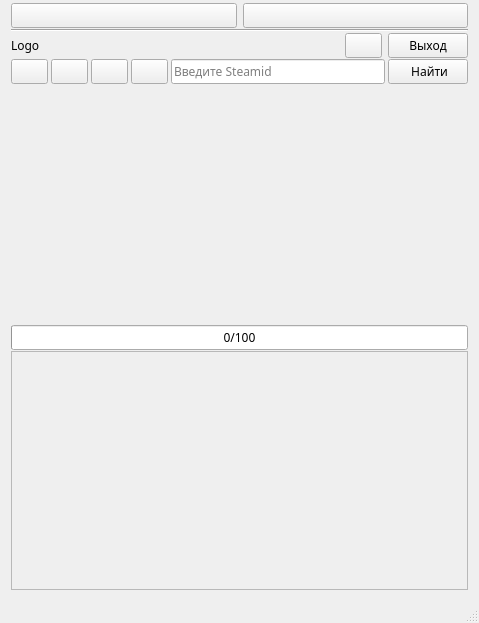
First picture: the form in AraSteamManager/mainwindow.ui, repository Arankir/AraSteamManager, before the edit.
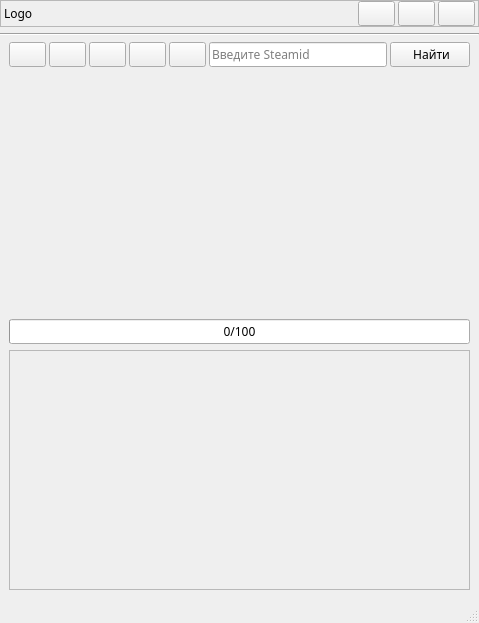
Second picture: the form after the edit.

Patch:
```diff
--- a/AraSteamManager/mainwindow.ui
+++ b/AraSteamManager/mainwindow.ui
@@ -19,40 +19,43 @@
    <string>SteamAchievementsStatistic</string>
   </property>
   <widget class="QWidget" name="centralWidget">
-   <layout class="QVBoxLayout" name="verticalLayout">
-    <property name="spacing">
-     <number>1</number>
+   <layout class="QVBoxLayout" name="verticalLayout_2">
+    <property name="leftMargin">
+     <number>0</number>
     </property>
     <property name="topMargin">
-     <number>3</number>
+     <number>0</number>
+    </property>
+    <property name="rightMargin">
+     <number>0</number>
     </property>
     <item>
+     <widget class="QFrame" name="FrameTitleWindow">
+      <property name="accessibleName">
+       <string notr="true">TitleWindow</string>
+      </property>
+      <property name="frameShape">
+       <enum>QFrame::StyledPanel</enum>
+      </property>
+      <property name="frameShadow">
+       <enum>QFrame::Raised</enum>
+      </property>
      <layout class="QHBoxLayout" name="horizontalLayout">
-      <item>
-       <widget class="QPushButton" name="ButtonMinimize">
-        <property name="text">
-         <string notr="true"/>
-        </property>
-       </widget>
-      </item>
-      <item>
-       <widget class="QPushButton" name="ButtonMaximize">
-        <property name="text">
-         <string notr="true"/>
-        </property>
-       </widget>
-      </item>
-     </layout>
-    </item>
-    <item>
-     <widget class="Line" name="line">
-      <property name="orientation">
-       <enum>Qt::Horizontal</enum>
-      </property>
-     </widget>
-    </item>
-    <item>
-     <layout class="QHBoxLayout" name="horizontalLayout_3">
+       <property name="spacing">
+        <number>3</number>
+       </property>
+       <property name="leftMargin">
+        <number>3</number>
+       </property>
+       <property name="topMargin">
+        <number>0</number>
+       </property>
+       <property name="rightMargin">
+        <number>3</number>
+       </property>
+       <property name="bottomMargin">
+        <number>0</number>
+       </property>
       <item>
        <widget class="QLabel" name="LabelLogo">
         <property name="text">
@@ -61,37 +64,57 @@
        </widget>
       </item>
       <item>
-       <spacer name="horizontalSpacer_2">
+        <spacer name="horizontalSpacer">
         <property name="orientation">
          <enum>Qt::Horizontal</enum>
         </property>
         <property name="sizeHint" stdset="0">
          <size>
-          <width>40</width>
+           <width>337</width>
           <height>20</height>
          </size>
         </property>
        </spacer>
       </item>
       <item>
-       <widget class="QPushButton" name="ButtonSettings">
+        <widget class="QPushButton" name="ButtonMinimize">
         <property name="text">
-         <string/>
+          <string notr="true"/>
+         </property>
+        </widget>
+       </item>
+       <item>
+        <widget class="QPushButton" name="ButtonMaximize">
+         <property name="text">
+          <string notr="true"/>
         </property>
        </widget>
       </item>
       <item>
        <widget class="QPushButton" name="ButtonExit">
         <property name="text">
-         <string>Выход</string>
+          <string/>
         </property>
        </widget>
       </item>
      </layout>
+     </widget>
     </item>
     <item>
-     <layout class="QHBoxLayout" name="horizontalLayout_9"/>
+     <widget class="Line" name="line">
+      <property name="orientation">
+       <enum>Qt::Horizontal</enum>
+      </property>
+     </widget>
     </item>
+    <item>
+     <layout class="QVBoxLayout" name="verticalLayout">
+      <property name="leftMargin">
+       <number>9</number>
+      </property>
+      <property name="rightMargin">
+       <number>9</number>
+      </property>
     <item>
      <layout class="QHBoxLayout" name="horizontalLayout_4">
       <property name="spacing">
@@ -125,6 +148,13 @@
         </property>
        </widget>
       </item>
+        <item>
+         <widget class="QPushButton" name="ButtonSettings">
+          <property name="text">
+           <string/>
+          </property>
+         </widget>
+        </item>
       <item>
        <widget class="QLineEdit" name="LineEditIdProfile">
         <property name="placeholderText">
@@ -428,6 +458,8 @@
        </layout>
       </widget>
      </widget>
+      </item>
+     </layout>
     </item>
    </layout>
   </widget>
```
Lines whose indentation alone changed are shown as unchanged.
